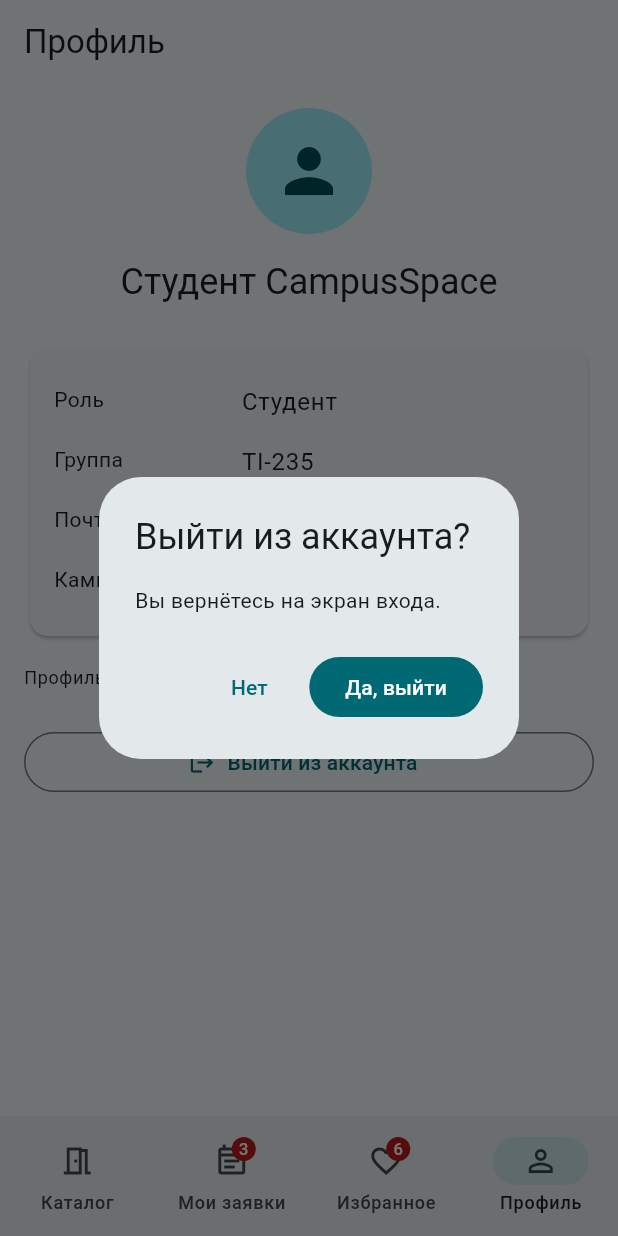
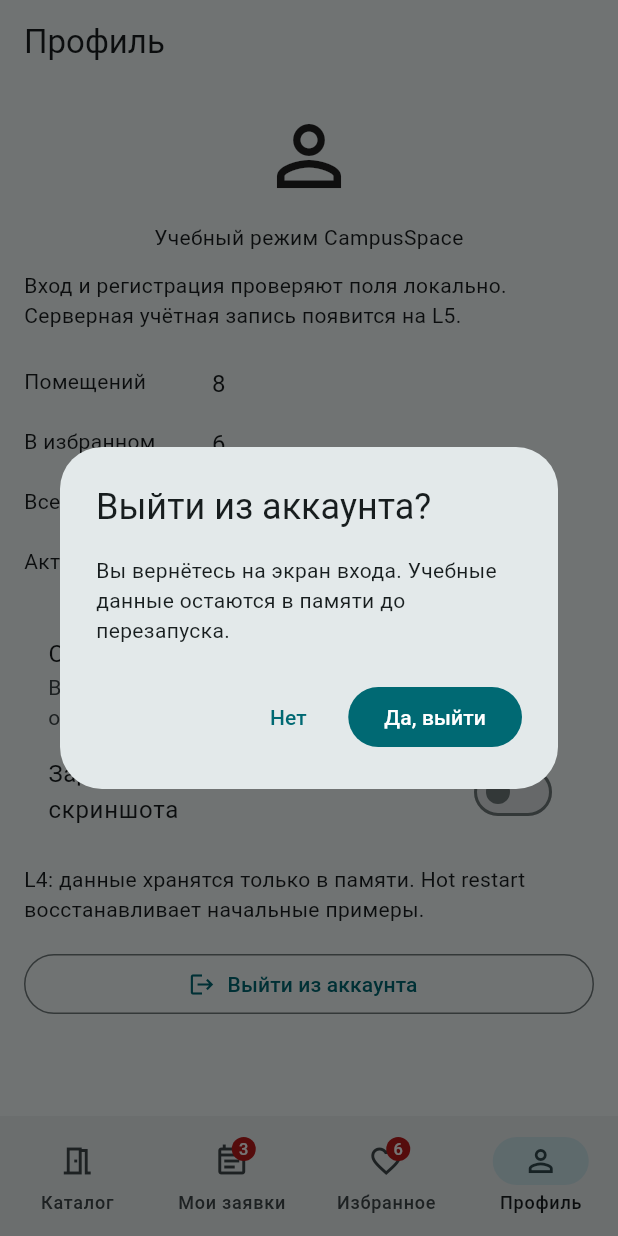
Before and after one commit to sam4ch/CampusSpace, a Flutter app: the ProfileScreen screen opened by its route, after a tap on "Выйти из аккаунта", on a phone screen of 412 x 824 dp. Run offline on Flutter 3.47's test engine with Material 3 defaults, Android fonts, the phone set to English and light mode, and no system bars; our stand-ins replace go_router.

Commit message:
L4: профиль показывает статистику и имитирует сбой

```diff
--- a/lib/screens/profile_screen.dart
+++ b/lib/screens/profile_screen.dart
@@ -1,89 +1,96 @@
 import 'package:flutter/material.dart';
 import 'package:go_router/go_router.dart';
-
+import 'package:provider/provider.dart';
+import '../data/mock_settings.dart';
+import '../models/room_model.dart';
+import '../models/booking_model.dart';
+import '../widgets/data_view.dart';
 import '../widgets/labeled_value_row.dart';
 
-class ProfileScreen extends StatelessWidget {
+class ProfileScreen extends StatefulWidget {
   const ProfileScreen({super.key});
+  @override
+  State<ProfileScreen> createState() => _ProfileScreenState();
+}
 
-  Future<void> _logout(BuildContext context) async {
+class _ProfileScreenState extends State<ProfileScreen> {
+  bool _simulateError = false;
+  bool _slow = false;
+
+  @override
+  void initState() {
+    super.initState();
+    final settings = context.read<MockSettings>();
+    _simulateError = settings.simulateError;
+    _slow = settings.latency.inSeconds >= 3;
+  }
+
+  Future<void> _logout() async {
     final ok = await showDialog<bool>(
       context: context,
       builder: (dialogCtx) => AlertDialog(
         title: const Text('Выйти из аккаунта?'),
-        content: const Text('Вы вернётесь на экран входа.'),
+        content: const Text('Вы вернётесь на экран входа. Учебные данные остаются в памяти до перезапуска.'),
         actions: [
-          TextButton(
-            onPressed: () => Navigator.pop(dialogCtx, false),
-            child: const Text('Нет'),
-          ),
-          FilledButton(
-            onPressed: () => Navigator.pop(dialogCtx, true),
-            child: const Text('Да, выйти'),
-          ),
+          TextButton(onPressed: () => Navigator.pop(dialogCtx, false), child: const Text('Нет')),
+          FilledButton(onPressed: () => Navigator.pop(dialogCtx, true), child: const Text('Да, выйти')),
         ],
       ),
     );
-    if (ok == true && context.mounted) context.go('/login');
+    if (ok == true && mounted) context.go('/login');
   }
 
   @override
   Widget build(BuildContext context) {
-    final colors = Theme.of(context).colorScheme;
+    final rooms = context.watch<RoomModel>();
+    final bookings = context.watch<BookingModel>();
     return Scaffold(
       appBar: AppBar(title: const Text('Профиль')),
-      body: SafeArea(
-        child: ListView(
+      body: SafeArea(child: ListView(
         padding: const EdgeInsets.all(16),
         children: [
-            Center(
-              child: CircleAvatar(
-                radius: 42,
-                backgroundColor: colors.primaryContainer,
-                child: Icon(
-                  Icons.person,
-                  size: 48,
-                  color: colors.onPrimaryContainer,
+          const Icon(Icons.person_outline, size: 64),
+          const SizedBox(height: 12),
+          const Text('Учебный режим CampusSpace', textAlign: TextAlign.center),
+          const SizedBox(height: 12),
+          const Text('Вход и регистрация проверяют поля локально. Серверная учётная запись появится на L5.'),
+          const SizedBox(height: 16),
+          SizedBox(height: 180, child: DataView(models: [rooms, bookings],
+            onRetry: () { context.read<RoomModel>().load(); context.read<BookingModel>().load(); },
+            builder: (_) => Column(children: [
+              LabeledValueRow(label: 'Помещений', value: '${rooms.rooms.length}'),
+              LabeledValueRow(label: 'В избранном', value: '${rooms.favoriteCount}'),
+              LabeledValueRow(label: 'Всего заявок', value: '${bookings.bookings.length}'),
+              LabeledValueRow(label: 'Активных заявок', value: '${bookings.activeCount}'),
+            ]),
+          )),
+          // The only screen that knows about mock infrastructure. Remove on L5.
+          SwitchListTile(
+            key: const ValueKey('simulateError'),
+            title: const Text('Симулировать сбой сети'),
+            subtitle: const Text('Включите и обновите каталог или отправьте форму.'),
+            value: _simulateError,
+            onChanged: (value) {
+              context.read<MockSettings>().simulateError = value;
+              setState(() => _simulateError = value);
+            },
           ),
-              ),
+          SwitchListTile(
+            key: const ValueKey('slowLoading'),
+            title: const Text('Задержка 3 секунды для скриншота'),
+            value: _slow,
+            onChanged: (value) {
+              context.read<MockSettings>().latency = Duration(milliseconds: value ? 3000 : 800);
+              setState(() => _slow = value);
+            },
           ),
           const SizedBox(height: 16),
-            Text(
-              'Студент CampusSpace',
-              textAlign: TextAlign.center,
-              style: Theme.of(context).textTheme.headlineSmall,
-            ),
-            const SizedBox(height: 24),
-            const Card(
-              child: Padding(
-                padding: EdgeInsets.all(16),
-                child: Column(
-                  children: [
-                    LabeledValueRow(label: 'Роль', value: 'Студент'),
-                    LabeledValueRow(label: 'Группа', value: 'TI-235'),
-                    LabeledValueRow(
-                      label: 'Почта',
-                      value: 'student@example.edu',
-                    ),
-                    LabeledValueRow(label: 'Кампус', value: 'UTM'),
+          const Text('L4: данные хранятся только в памяти. Hot restart восстанавливает начальные примеры.'),
+          const SizedBox(height: 16),
+          OutlinedButton.icon(onPressed: _logout, icon: const Icon(Icons.logout),
+            label: const Text('Выйти из аккаунта')),
         ],
-                ),
-              ),
-            ),
-            const SizedBox(height: 16),
-            Text(
-              'Профиль заполнен демонстрационными данными.',
-              style: Theme.of(context).textTheme.bodySmall,
-            ),
-            const SizedBox(height: 24),
-            OutlinedButton.icon(
-              onPressed: () => _logout(context),
-              icon: const Icon(Icons.logout),
-              label: const Text('Выйти из аккаунта'),
-            ),
-          ],
-        ),
-      ),
+      )),
     );
   }
 }
```
Lines whose indentation alone changed are shown as unchanged.
